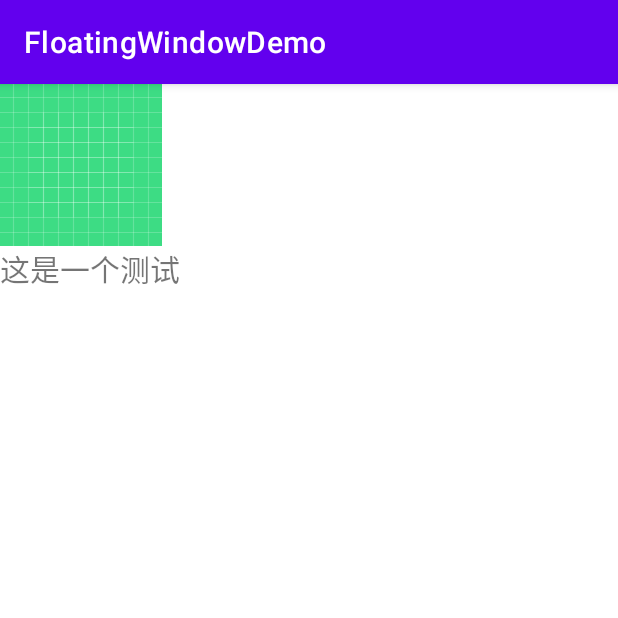
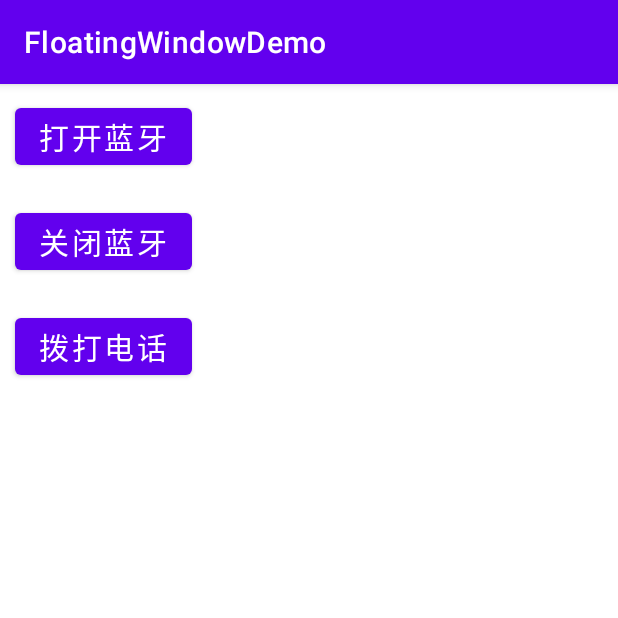
Before and after one commit to GeneHans/FloatingWindowDemo, an Android app: the screen it shows after launch (MainActivity), on a phone screen of 412 x 824 dp, the top half of it. Run offline under Robolectric (Android 15) with nearby library versions, the phone set to English and light mode, and no system bars.

Commit message:
完成了蓝牙状态监听和拨打电话

```diff
--- a/app/src/main/AndroidManifest.xml
+++ b/app/src/main/AndroidManifest.xml
@@ -1,6 +1,10 @@
 <?xml version="1.0" encoding="utf-8"?>
 <manifest xmlns:android="http://schemas.android.com/apk/res/android"
     package="com.example.floatingwindowdemo">
+
+    <uses-permission android:name="android.permission.CALL_PHONE"/>
+    <uses-permission android:name="android.permission.BLUETOOTH"/>
+    <uses-permission android:name="android.permission.BLUETOOTH_ADMIN"/>
 
     <application
         android:allowBackup="true"
--- a/app/src/main/java/com/example/floatingwindowdemo/MainActivity.kt
+++ b/app/src/main/java/com/example/floatingwindowdemo/MainActivity.kt
@@ -1,11 +1,32 @@
 package com.example.floatingwindowdemo
 
+import android.os.Bundle
+import android.widget.Button
 import androidx.appcompat.app.AppCompatActivity
-import android.os.Bundle
+import com.example.floatingwindowdemo.bluetooth.BluetoothHelper
+import com.example.floatingwindowdemo.bluetooth.CallHelper
 
 class MainActivity : AppCompatActivity() {
     override fun onCreate(savedInstanceState: Bundle?) {
         super.onCreate(savedInstanceState)
         setContentView(R.layout.activity_main)
+        var btnOpen: Button = findViewById(R.id.btn_open)
+        var btnClose: Button = findViewById(R.id.btn_close)
+        var btnCall: Button = findViewById(R.id.btn_call)
+        BluetoothHelper.instance.registerReceiver(this)
+        btnOpen.setOnClickListener {
+            BluetoothHelper.instance.openBluetooth(this)
+        }
+        btnClose.setOnClickListener {
+            BluetoothHelper.instance.closeBluetooth(this)
+        }
+        btnCall.setOnClickListener {
+            CallHelper.instance.preCallPhone(this,"15311956835")
+        }
+    }
+
+    override fun onDestroy() {
+        BluetoothHelper.instance.unregisterReceiver(this)
+        super.onDestroy()
     }
 }
--- /dev/null
+++ b/app/src/main/java/com/example/floatingwindowdemo/bluetooth/BluetoothHelper.kt
@@ -0,0 +1,46 @@
+package com.example.floatingwindowdemo.bluetooth
+
+import android.bluetooth.BluetoothAdapter
+import android.bluetooth.BluetoothDevice
+import android.content.Context
+import android.content.IntentFilter
+
+class BluetoothHelper {
+    private var receiver: BluetoothMonitorReceiver? = null
+    private var TAG = "bluetooth"
+
+    //注册方法
+    fun registerReceiver(context: Context) {
+        if (receiver == null) {
+            receiver = BluetoothMonitorReceiver()
+        }
+        var intentFilter = IntentFilter()
+        intentFilter.addAction(BluetoothDevice.ACTION_ACL_CONNECTED)
+        intentFilter.addAction(BluetoothDevice.ACTION_ACL_DISCONNECTED)
+        intentFilter.addAction(BluetoothAdapter.ACTION_STATE_CHANGED)
+        context.registerReceiver(receiver, intentFilter)
+    }
+
+    //取消注册
+    fun unregisterReceiver(context: Context) {
+        if (receiver == null)
+            return
+        context.unregisterReceiver(receiver)
+    }
+
+    //打开蓝牙
+    fun openBluetooth(context: Context) {
+        var bluetoothAdapter = BluetoothAdapter.getDefaultAdapter()
+        bluetoothAdapter.enable()
+    }
+
+    //关闭蓝牙
+    fun closeBluetooth(context: Context) {
+        var bluetoothAdapter = BluetoothAdapter.getDefaultAdapter()
+        bluetoothAdapter.disable()
+    }
+
+    companion object {
+        val instance = BluetoothHelper()
+    }
+}
--- a/app/src/main/java/com/example/floatingwindowdemo/custom/floatview/FloatTextView.kt
+++ b/app/src/main/java/com/example/floatingwindowdemo/custom/floatview/FloatTextView.kt
@@ -5,7 +5,7 @@ import android.util.AttributeSet
 import android.view.MotionEvent
 import android.widget.LinearLayout
 import androidx.appcompat.widget.AppCompatTextView
-import com.example.floatingwindowdemo.LogUtils
+import com.example.floatingwindowdemo.utils.LogUtils
 
 class FloatTextView : AppCompatTextView {
     constructor(context: Context) : super(context) {}
--- a/app/src/main/java/com/example/floatingwindowdemo/LogUtils.kt
+++ b/app/src/main/java/com/example/floatingwindowdemo/utils/LogUtils.kt
@@ -1,4 +1,4 @@
-package com.example.floatingwindowdemo
+package com.example.floatingwindowdemo.utils
 
 import android.util.Log
 
--- a/app/src/main/res/layout/activity_main.xml
+++ b/app/src/main/res/layout/activity_main.xml
@@ -22,6 +22,29 @@
         app:layout_constraintTop_toTopOf="parent" />
 
     <com.example.floatingwindowdemo.custom.floatview.FloatWindow
+        android:visibility="gone"
+        android:layout_width="wrap_content"
+        android:layout_height="wrap_content"/>
+
+    <Button
+        android:id="@+id/btn_open"
+        android:text="打开蓝牙"
+        android:textSize="20sp"
+        android:layout_margin="10dp"
+        android:layout_width="wrap_content"
+        android:layout_height="wrap_content"/>
+    <Button
+        android:layout_margin="10dp"
+        android:id="@+id/btn_close"
+        android:text="关闭蓝牙"
+        android:textSize="20sp"
+        android:layout_width="wrap_content"
+        android:layout_height="wrap_content"/>
+    <Button
+        android:layout_margin="10dp"
+        android:id="@+id/btn_call"
+        android:text="拨打电话"
+        android:textSize="20sp"
         android:layout_width="wrap_content"
         android:layout_height="wrap_content"/>
 
```
Also changed, not shown: app/src/main/java/com/example/floatingwindowdemo/bluetooth/BluetoothMonitorReceiver.kt (added, +41 -0 lines), app/src/main/java/com/example/floatingwindowdemo/bluetooth/CallHelper.kt (added, +34 -0 lines).
